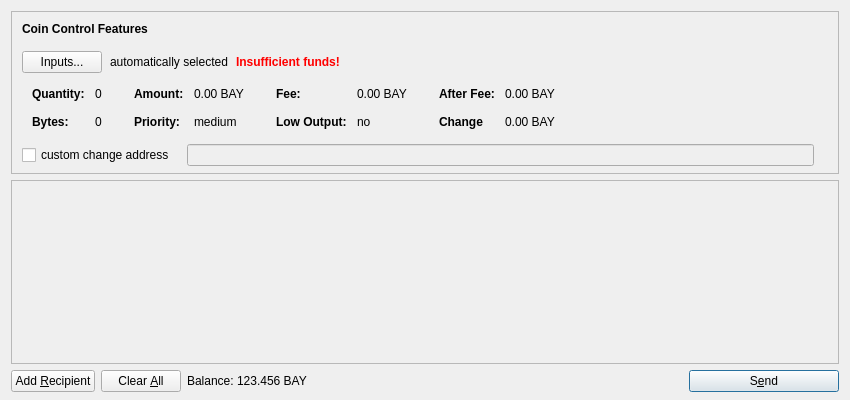
The window that src/qt/forms/sendcoinsdialog.ui (bitbaymarket/bitbay-core) describes before a commit, drawn with Qt 5.
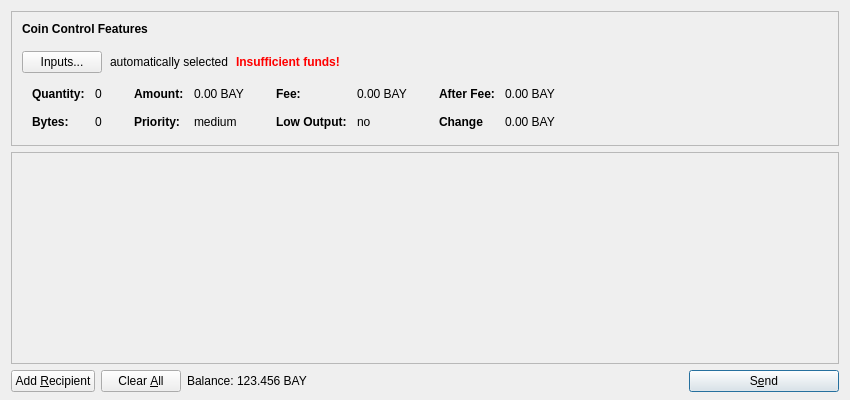
The same window after the commit. Icons and pictures are not drawn.

Commit message: No 'custom change address' for peg system

```diff
--- a/src/qt/forms/sendcoinsdialog.ui
+++ b/src/qt/forms/sendcoinsdialog.ui
@@ -54,7 +54,7 @@
        <number>6</number>
       </property>
       <item>
-       <layout class="QVBoxLayout" name="verticalLayoutCoinControl" stretch="0,0,0,0,1">
+       <layout class="QVBoxLayout" name="verticalLayoutCoinControl" stretch="0,0,0">
         <property name="spacing">
          <number>0</number>
         </property>
@@ -500,77 +500,6 @@
           </layout>
          </widget>
         </item>
-        <item>
-         <layout class="QHBoxLayout" name="horizontalLayoutCoinControl4" stretch="0,0,0">
-          <property name="spacing">
-           <number>12</number>
-          </property>
-          <property name="sizeConstraint">
-           <enum>QLayout::SetDefaultConstraint</enum>
-          </property>
-          <property name="topMargin">
-           <number>5</number>
-          </property>
-          <property name="rightMargin">
-           <number>5</number>
-          </property>
-          <item>
-           <widget class="QCheckBox" name="checkBoxCoinControlChange">
-            <property name="text">
-             <string>custom change address</string>
-            </property>
-           </widget>
-          </item>
-          <item>
-           <widget class="QLineEdit" name="lineEditCoinControlChange">
-            <property name="enabled">
-             <bool>false</bool>
-            </property>
-            <property name="sizePolicy">
-             <sizepolicy hsizetype="Expanding" vsizetype="Fixed">
-              <horstretch>0</horstretch>
-              <verstretch>0</verstretch>
-             </sizepolicy>
-            </property>
-           </widget>
-          </item>
-          <item>
-           <widget class="QLabel" name="labelCoinControlChangeLabel">
-            <property name="sizePolicy">
-             <sizepolicy hsizetype="Preferred" vsizetype="Expanding">
-              <horstretch>0</horstretch>
-              <verstretch>0</verstretch>
-             </sizepolicy>
-            </property>
-            <property name="minimumSize">
-             <size>
-              <width>0</width>
-              <height>0</height>
-             </size>
-            </property>
-            <property name="text">
-             <string/>
-            </property>
-            <property name="margin">
-             <number>3</number>
-            </property>
-           </widget>
-          </item>
-         </layout>
-        </item>
-        <item>
-         <spacer name="verticalSpacerCoinControl">
-          <property name="orientation">
-           <enum>Qt::Vertical</enum>
-          </property>
-          <property name="sizeHint" stdset="0">
-           <size>
-            <width>800</width>
-            <height>1</height>
-           </size>
-          </property>
-         </spacer>
-        </item>
        </layout>
       </item>
      </layout>
@@ -586,8 +515,8 @@
        <rect>
         <x>0</x>
         <y>0</y>
-        <width>824</width>
-        <height>141</height>
+        <width>832</width>
+        <height>202</height>
        </rect>
       </property>
       <layout class="QVBoxLayout" name="verticalLayout_2">
```
The commit also changes 3 other files.
